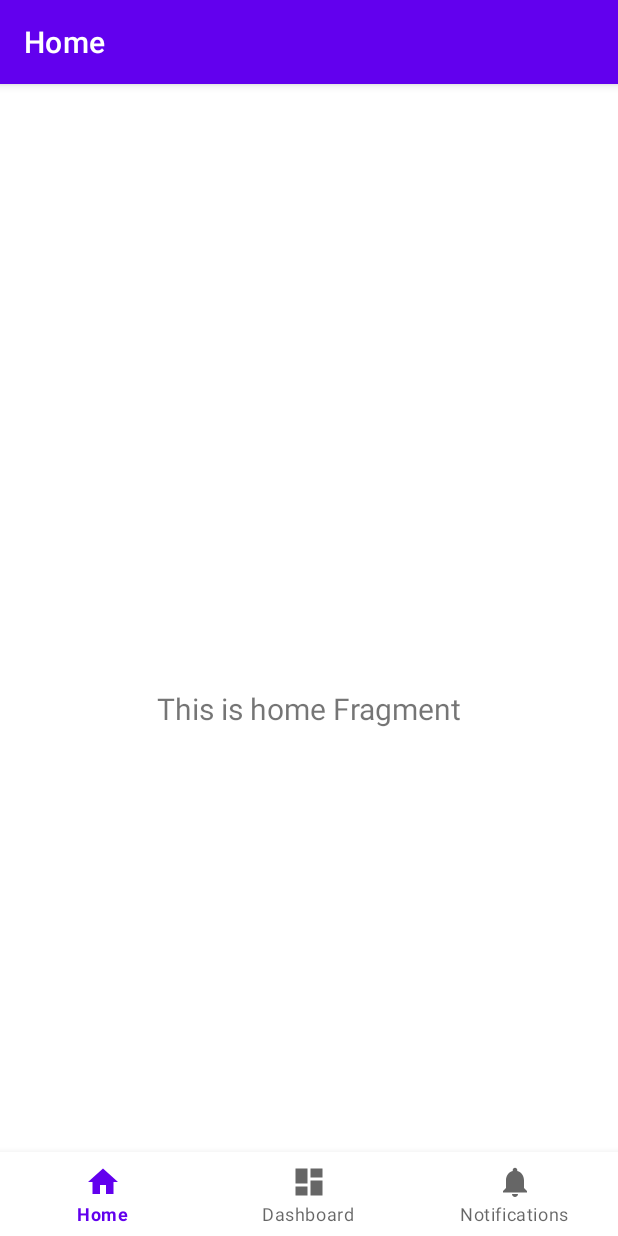
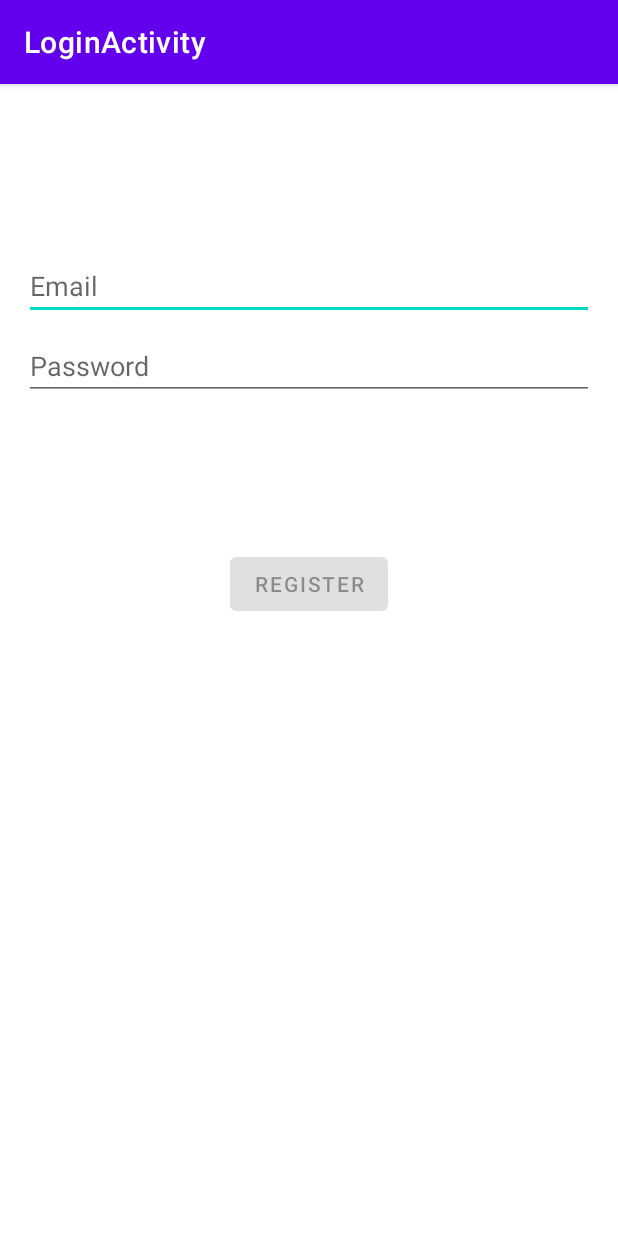
Before and after one commit to mariefc1234/AjoloClient, an Android app: the screen it shows after launch (MainActivity before the commit, LoginActivity after it), on a phone screen of 412 x 824 dp. Run offline under Robolectric (Android 15) with nearby library versions, the phone set to English and light mode, and no system bars.

Commit message:
fix login and user

```diff
--- a/app/build.gradle
+++ b/app/build.gradle
@@ -45,6 +45,7 @@ dependencies {
     implementation 'androidx.lifecycle:lifecycle-viewmodel-ktx:2.6.2'
     implementation 'androidx.navigation:navigation-fragment-ktx:2.4.1'
     implementation 'androidx.navigation:navigation-ui-ktx:2.4.1'
+    implementation 'androidx.annotation:annotation:1.3.0'
     testImplementation 'junit:junit:4.13.2'
     androidTestImplementation 'androidx.test.ext:junit:1.1.5'
     androidTestImplementation 'androidx.test.espresso:espresso-core:3.5.1'
@@ -53,4 +54,6 @@ dependencies {
     implementation("com.squareup.retrofit2:converter-gson:2.9.0")
     implementation("androidx.fragment:fragment-ktx:1.6.1")
     implementation("androidx.activity:activity-ktx:1.7.2")
+    implementation("com.squareup.retrofit2:converter-gson:2.9.0")
+    implementation("org.jetbrains.kotlinx:kotlinx-coroutines-android:1.6.4")
 }
--- a/app/src/main/java/com/moviles/axoloferiaxml/core/RetrofitHelper.kt
+++ b/app/src/main/java/com/moviles/axoloferiaxml/core/RetrofitHelper.kt
@@ -6,7 +6,7 @@ import retrofit2.converter.gson.GsonConverterFactory
 object RetrofitHelper {
     fun getRetrofit(): Retrofit {
         return Retrofit.Builder()
-            .baseUrl("https://mocki.io/v1/")
+            .baseUrl("https://ajoloback-production.up.railway.app/api/")
             .addConverterFactory(GsonConverterFactory.create())
             .build()
     }
--- a/app/src/main/java/com/moviles/axoloferiaxml/data/model/UserAuth.kt
+++ b/app/src/main/java/com/moviles/axoloferiaxml/data/model/UserAuth.kt
@@ -8,6 +8,6 @@ data class UserAuth (
     @SerializedName("email")
     val email: String,
     @Expose
-    @SerializedName("ps")
-    val ps: String
+    @SerializedName("password")
+    val password: String
 )
--- a/app/src/main/java/com/moviles/axoloferiaxml/data/model/UserAuthProvider.kt
+++ b/app/src/main/java/com/moviles/axoloferiaxml/data/model/UserAuthProvider.kt
@@ -1,4 +1,7 @@
 package com.moviles.axoloferiaxml.data.model
 
 class UserAuthProvider {
+    companion object {
+        lateinit var user: UserAuth
+    }
 }
--- a/app/src/main/java/com/moviles/axoloferiaxml/data/model/UserProvider.kt
+++ b/app/src/main/java/com/moviles/axoloferiaxml/data/model/UserProvider.kt
@@ -1,4 +1,7 @@
 package com.moviles.axoloferiaxml.data.model
 
 class UserProvider {
+    companion object {
+        lateinit var user: User
+    }
 }
--- a/app/src/main/java/com/moviles/axoloferiaxml/data/network/UserAPIClient.kt
+++ b/app/src/main/java/com/moviles/axoloferiaxml/data/network/UserAPIClient.kt
@@ -1,4 +1,14 @@
 package com.moviles.axoloferiaxml.data.network
 
-interface UserAPICLIENT {
+import com.moviles.axoloferiaxml.data.model.User
+import com.moviles.axoloferiaxml.data.model.UserAuth
+import retrofit2.Response
+import retrofit2.http.Body
+import retrofit2.http.POST
+
+interface UserAPIClient {
+    @POST("auth/login")
+    suspend fun authenticateUser(
+        @Body params: UserAuth
+    ): Response<User>
 }
--- a/app/src/main/java/com/moviles/axoloferiaxml/domain/GetAuthenticationUserUseCase.kt
+++ b/app/src/main/java/com/moviles/axoloferiaxml/domain/GetAuthenticationUserUseCase.kt
@@ -1,4 +1,11 @@
 package com.moviles.axoloferiaxml.domain
 
-class GetAuthenticationUserUseCase {
+import com.moviles.axoloferiaxml.data.UserRepository
+import com.moviles.axoloferiaxml.data.model.User
+import com.moviles.axoloferiaxml.data.model.UserAuth
+
+class GetAuthenticationUserUseCase{
+    private val repository = UserRepository()
+
+    suspend operator fun invoke(userAuth: UserAuth): User? = repository.authenticate(userAuth)
 }
--- a/app/src/main/res/values/strings.xml
+++ b/app/src/main/res/values/strings.xml
@@ -3,4 +3,13 @@
     <string name="title_home">Home</string>
     <string name="title_dashboard">Dashboard</string>
     <string name="title_notifications">Notifications</string>
+    <string name="title_activity_login">LoginActivity</string>
+    <string name="prompt_email">Email</string>
+    <string name="prompt_password">Password</string>
+    <string name="action_sign_in">Register</string>
+    <string name="action_sign_in_short">Sign in</string>
+    <string name="welcome">"Welcome !"</string>
+    <string name="invalid_username">Correo invalido</string>
+    <string name="invalid_password">Contraseña mayor a 5 caractess</string>
+    <string name="login_failed">"Login failed"</string>
 </resources>
```
Also changed, not shown: app/src/main/AndroidManifest.xml (+10 -2 lines), app/src/main/java/com/moviles/axoloferiaxml/data/UserRepository.kt (+14 -0 lines), app/src/main/java/com/moviles/axoloferiaxml/data/model/User.kt (+23 -1 lines), app/src/main/java/com/moviles/axoloferiaxml/data/network/UserService.kt (+18 -0 lines), app/src/main/java/com/moviles/axoloferiaxml/ui/login/LoginViewModel.kt (+7 -5 lines).
